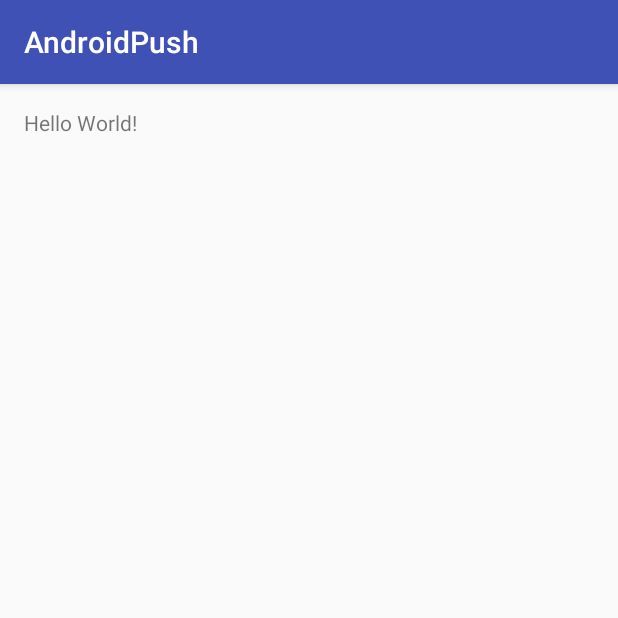
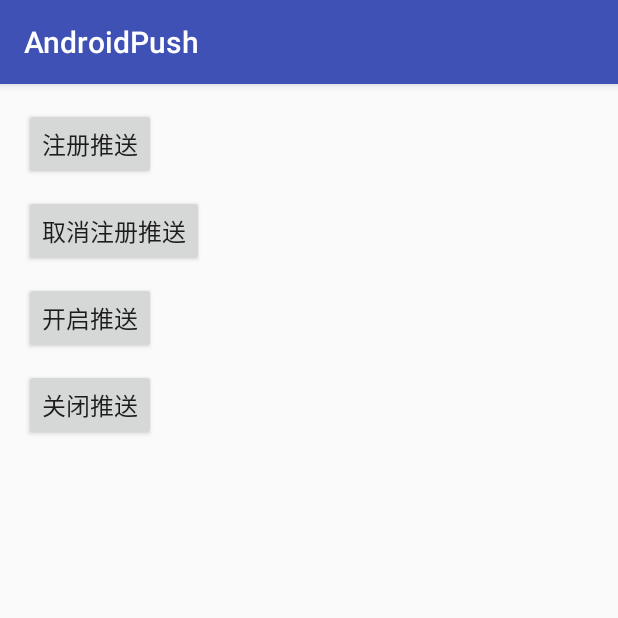
Before and after one commit to jiang111/AndroidPush, an Android app: the screen it shows after launch (MainActivity), on a phone screen of 412 x 824 dp, the top half of it. Run offline under Robolectric (Android 15) with nearby library versions, the phone set to English and light mode, and no system bars; 1 statement that could not run was skipped.

Commit message:
add demo

```diff
--- a/app/build.gradle
+++ b/app/build.gradle
@@ -35,6 +35,7 @@ android {
 dependencies {
     compile fileTree(include: ['*.jar'], dir: 'libs')
     compile 'com.android.support:appcompat-v7:24.2.1'
+    compile 'com.github.jiang111:RvAdapter:1.0'
 
     compile project(':push')
 }
--- a/app/src/main/java/com/jiang/android/pushdemo/App.java
+++ b/app/src/main/java/com/jiang/android/pushdemo/App.java
@@ -3,7 +3,6 @@ package com.jiang.android.pushdemo;
 import android.app.Application;
 
 import com.jiang.android.push.Const;
-import com.jiang.android.push.Push;
 
 /**
  * Created by jiang on 2016/10/8.
@@ -11,16 +10,12 @@ import com.jiang.android.push.Push;
 
 public class App extends Application {
 
-    PushService mPushService = null;
-
     @Override
     public void onCreate() {
         super.onCreate();
-        mPushService = new PushService();
         Const.setMiui_app_id("123456");
         Const.setFlyme_app_id("123456");
         Const.setMiui_app_key("123456");
         Const.setFlyme_app_key("123456");
-        Push.register(this, true, mPushService);
     }
 }
--- a/app/src/main/java/com/jiang/android/pushdemo/MainActivity.java
+++ b/app/src/main/java/com/jiang/android/pushdemo/MainActivity.java
@@ -1,13 +1,134 @@
 package com.jiang.android.pushdemo;
 
+import android.content.Context;
+import android.os.Bundle;
 import android.support.v7.app.AppCompatActivity;
-import android.os.Bundle;
+import android.support.v7.widget.AppCompatButton;
+import android.support.v7.widget.LinearLayoutManager;
+import android.support.v7.widget.RecyclerView;
+import android.view.View;
+import android.widget.TextView;
 
-public class MainActivity extends AppCompatActivity {
+import com.jiang.android.push.Message;
+import com.jiang.android.push.Push;
+import com.jiang.android.push.PushInterface;
+import com.jiang.android.rvadapter.BaseAdapter;
+import com.jiang.android.rvadapter.BaseViewHolder;
+
+import java.util.ArrayList;
+import java.util.List;
+
+public class MainActivity extends AppCompatActivity implements View.OnClickListener {
+
+    private AppCompatButton register;
+    private AppCompatButton unregister;
+    private AppCompatButton open;
+    private AppCompatButton close;
+    private RecyclerView recyclerView;
+
+    List<String> mDatas = new ArrayList<>();
 
     @Override
     protected void onCreate(Bundle savedInstanceState) {
         super.onCreate(savedInstanceState);
         setContentView(R.layout.activity_main);
+        register = (AppCompatButton) findViewById(R.id.register);
+        register.setOnClickListener(this);
+        unregister = (AppCompatButton) findViewById(R.id.unregister);
+        unregister.setOnClickListener(this);
+        open = (AppCompatButton) findViewById(R.id.open);
+        open.setOnClickListener(this);
+        close = (AppCompatButton) findViewById(R.id.close);
+        close.setOnClickListener(this);
+        recyclerView = (RecyclerView) findViewById(R.id.rv);
+
+        recyclerView.setLayoutManager(new LinearLayoutManager(this, LinearLayoutManager.VERTICAL, false));
+        recyclerView.setAdapter(new BaseAdapter() {
+            @Override
+            protected void onBindView(BaseViewHolder baseViewHolder, int i) {
+
+                TextView title = baseViewHolder.getView(R.id.tv);
+                title.setText(mDatas.get(i));
+            }
+
+            @Override
+            protected int getLayoutID(int i) {
+                return R.layout.item;
+            }
+
+            @Override
+            public int getItemCount() {
+                return mDatas.size();
+            }
+        });
+
+    }
+
+    @Override
+    public void onClick(View view) {
+        switch (view.getId()) {
+            case R.id.register:
+                register();
+                break;
+            case R.id.unregister:
+                Push.unregister(this);
+                break;
+            case R.id.open:
+                Push.start(this);
+                break;
+            case R.id.close:
+                Push.stop(this);
+                break;
+        }
+
+    }
+
+    private void register() {
+        Push.register(this, true, new PushInterface() {
+            @Override
+            public void onRegister(Context context, String registerID) {
+                addData("onRegister id:" + registerID);
+            }
+
+            @Override
+            public void onUnRegister(Context context) {
+                addData("onUnRegister");
+            }
+
+            @Override
+            public void onPaused(Context context) {
+                addData("onPaused");
+            }
+
+            @Override
+            public void onResume(Context context) {
+                addData("onResume");
+            }
+
+            @Override
+            public void onMessage(Context context, Message message) {
+
+                addData("onMessage: " + message.toString());
+            }
+
+            @Override
+            public void onMessageClicked(Context context, Message message) {
+
+                addData("onMessageClicked: " + message.toString());
+            }
+
+            @Override
+            public void onCustomMessage(Context context, Message message) {
+
+                addData("onCustomMessage: " + message.toString());
+            }
+        });
+
+    }
+
+    private void addData(String value) {
+        mDatas.add(value);
+        recyclerView.getAdapter().notifyItemInserted(mDatas.size() - 1);
+
     }
 }
--- a/app/src/main/res/layout/activity_main.xml
+++ b/app/src/main/res/layout/activity_main.xml
@@ -1,17 +1,50 @@
 <?xml version="1.0" encoding="utf-8"?>
-<RelativeLayout xmlns:android="http://schemas.android.com/apk/res/android"
+<LinearLayout xmlns:android="http://schemas.android.com/apk/res/android"
     xmlns:tools="http://schemas.android.com/tools"
     android:id="@+id/activity_main"
     android:layout_width="match_parent"
     android:layout_height="match_parent"
     android:paddingBottom="@dimen/activity_vertical_margin"
+    android:orientation="vertical"
     android:paddingLeft="@dimen/activity_horizontal_margin"
     android:paddingRight="@dimen/activity_horizontal_margin"
     android:paddingTop="@dimen/activity_vertical_margin"
     tools:context="com.jiang.android.pushdemo.MainActivity">
 
-    <TextView
+
+    <android.support.v7.widget.AppCompatButton
         android:layout_width="wrap_content"
-        android:layout_height="wrap_content"
-        android:text="Hello World!" />
-</RelativeLayout>
+        android:text="注册推送"
+        android:textSize="16sp"
+        android:layout_marginBottom="10dp"
+        android:id="@+id/register"
+        android:layout_height="wrap_content" />
+
+    <android.support.v7.widget.AppCompatButton
+        android:layout_width="wrap_content"
+        android:text="取消注册推送"
+        android:textSize="16sp"
+        android:layout_marginBottom="10dp"
+        android:id="@+id/unregister"
+        android:layout_height="wrap_content" />
+
+    <android.support.v7.widget.AppCompatButton
+        android:layout_width="wrap_content"
+        android:text="开启推送"
+        android:textSize="16sp"
+        android:layout_marginBottom="10dp"
+        android:id="@+id/open"
+        android:layout_height="wrap_content" />
+    <android.support.v7.widget.AppCompatButton
+        android:layout_width="wrap_content"
+        android:text="关闭推送"
+        android:textSize="16sp"
+        android:layout_marginBottom="10dp"
+        android:id="@+id/close"
+        android:layout_height="wrap_content" />
+
+    <android.support.v7.widget.RecyclerView
+        android:layout_width="match_parent"
+        android:id="@+id/rv"
+        android:layout_height="100dp"></android.support.v7.widget.RecyclerView>
+</LinearLayout>
--- a/build.gradle
+++ b/build.gradle
@@ -16,6 +16,8 @@ buildscript {
 allprojects {
     repositories {
         jcenter()
+        maven { url "https://jitpack.io" }
+
     }
 }
 
--- a/push/src/main/java/com/jiang/android/push/Push.java
+++ b/push/src/main/java/com/jiang/android/push/Push.java
@@ -123,7 +123,7 @@ public class Push {
         return false;
     }
 
-    public void unregister(Context context) {
+    public static void unregister(Context context) {
         if (context == null)
             return;
         if (RomUtil.rom() == Target.EMUI) {
```
Also changed, not shown: app/src/main/res/layout/item.xml (added, +11 -0 lines).
